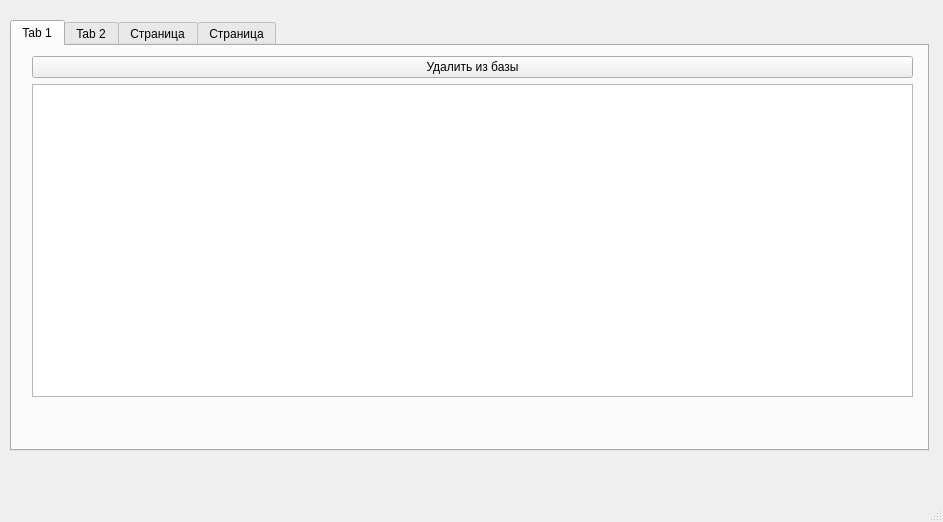
This is mainwindow.ui in ArtNazarov/nzcrm_qt_client as Qt 5 draws it before an edit. The edited form follows.
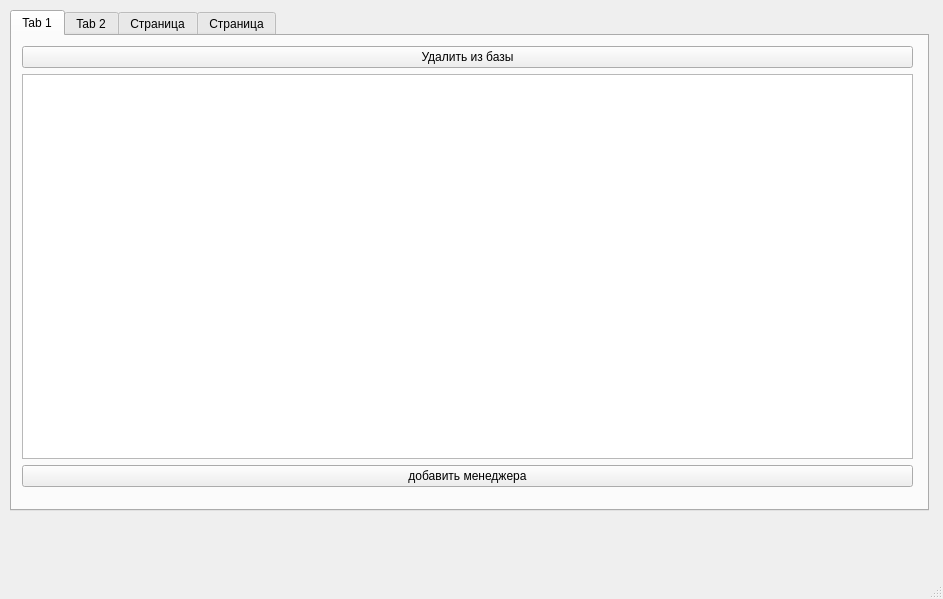
This is the edited form. The open tabs and pages were chosen to show the change.

Commit message: Model for managers, append record

```diff
--- a/mainwindow.ui
+++ b/mainwindow.ui
@@ -7,7 +7,7 @@
     <x>0</x>
     <y>0</y>
     <width>943</width>
-    <height>522</height>
+    <height>599</height>
    </rect>
   </property>
   <property name="windowTitle">
@@ -27,9 +27,9 @@
     <property name="geometry">
      <rect>
       <x>10</x>
-      <y>20</y>
+      <y>10</y>
       <width>919</width>
-      <height>431</height>
+      <height>501</height>
      </rect>
     </property>
     <property name="currentIndex">
@@ -42,10 +42,10 @@
      <widget class="QWidget" name="verticalLayoutWidget_2">
       <property name="geometry">
        <rect>
-        <x>20</x>
+        <x>10</x>
         <y>10</y>
-        <width>881</width>
-        <height>341</height>
+        <width>891</width>
+        <height>441</height>
        </rect>
       </property>
       <layout class="QVBoxLayout" name="verticalLayout_2">
@@ -62,6 +62,13 @@
        <item>
         <widget class="QTableView" name="tvManagers"/>
        </item>
+       <item>
+        <widget class="QPushButton" name="btnAddManager">
+         <property name="text">
+          <string>добавить менеджера</string>
+         </property>
+        </widget>
+       </item>
       </layout>
      </widget>
     </widget>
```
Left out of the diff: 4 changed lines with no effect on the pictures. The commit also changes 7 other files.
